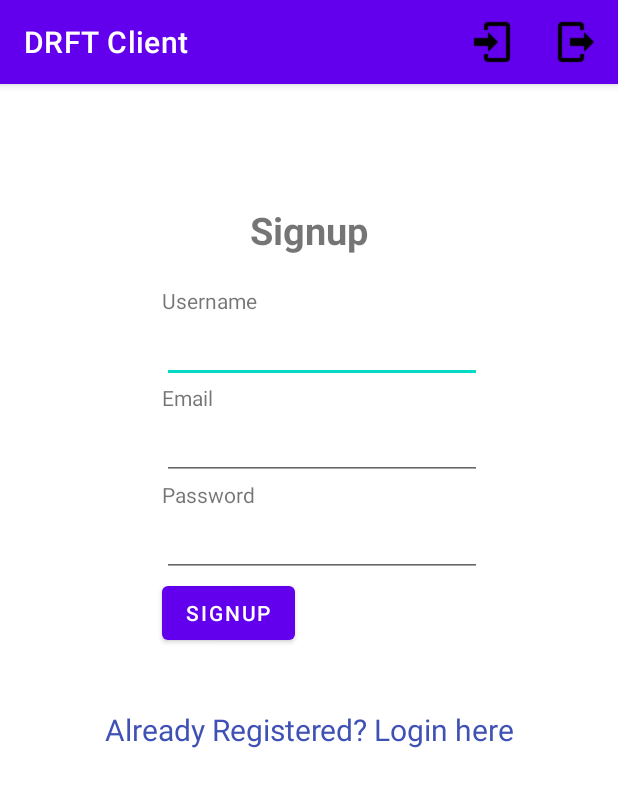
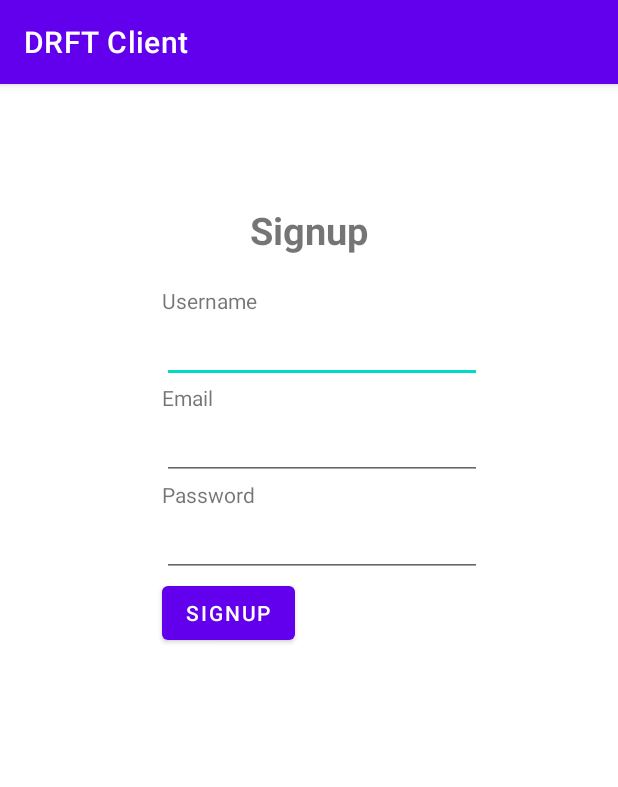
Before and after one commit to yeonsik-jeong/DRFTClient, an Android app: the LoginActivity screen opened directly, with no data from a screen before it, after a tap on "New to DRFTClient? Signup here", on a phone screen of 412 x 824 dp. Shown: the top 787 px of the screen. Run offline under Robolectric (Android 15) with nearby library versions, the phone set to English and light mode, and no system bars.

Commit message:
Update the DRFTClient project: Login/Logout Menu 03/23/2022

```diff
--- a/app/src/main/java/cse/netsys/drftclient/LoginActivity.java
+++ b/app/src/main/java/cse/netsys/drftclient/LoginActivity.java
@@ -6,6 +6,7 @@ import android.content.Intent;
 import android.os.Bundle;
 import android.text.method.LinkMovementMethod;
 import android.util.Log;
+import android.view.Menu;
 import android.view.View;
 import android.widget.Button;
 import android.widget.EditText;
@@ -51,6 +52,12 @@ public class LoginActivity extends BaseActivity {
         });
     }
 
+    @Override
+    public boolean onCreateOptionsMenu(Menu menu) {
+//        return super.onCreateOptionsMenu(menu);
+        return true;
+    }
+
     public void doLogin(LoginReq loginReq) {
         DRFTAPIService apiService = APIServiceGenerator.createService(DRFTAPIService.class, API_BASE_URL);
 
@@ -61,11 +68,10 @@ public class LoginActivity extends BaseActivity {
                 if(response.isSuccessful()) {
                     LoginResp loginResp = response.body();
                     Log.i(TAG,loginResp.getMessage() + ": " + loginResp.getUsername() + "'s Token " + loginResp.getToken());
-//                    MainActivity.setToken(loginResp.getToken());
-//                    MainActivity.getToken().set(loginResp.getToken());
-//                    MainActivity.setCurrentUsername(loginResp.getUsername());
-                    setCurrentUsername(loginResp.getUsername());
-                    mToken.set(loginResp.getToken());  // Order is important
+                    MainActivity.setCurrentUsername(loginResp.getUsername());
+                    MainActivity.getToken().set(loginResp.getToken());  // Order is important
+                    SnippetCreateActivity.getToken().set(loginResp.getToken());
+                    SnippetDetailActivity.getToken().set(loginResp.getToken());
                     finish();
                 }
             }
--- a/app/src/main/java/cse/netsys/drftclient/SignupActivity.java
+++ b/app/src/main/java/cse/netsys/drftclient/SignupActivity.java
@@ -6,6 +6,7 @@ import android.content.Intent;
 import android.os.Bundle;
 import android.text.method.LinkMovementMethod;
 import android.util.Log;
+import android.view.Menu;
 import android.view.View;
 import android.widget.Button;
 import android.widget.EditText;
@@ -42,16 +43,12 @@ public class SignupActivity extends BaseActivity {
                 doSignup(signupReq);
             }
         });
+    }
 
-        TextView tvLogin = findViewById(R.id.tvLogin);
-        tvLogin.setMovementMethod(LinkMovementMethod.getInstance());
-        tvLogin.setOnClickListener(new View.OnClickListener() {
-            @Override
-            public void onClick(View v) {
-                Intent sIntent = new Intent(getApplicationContext(), LoginActivity.class);
-                startActivity(sIntent);
-            }
-        });
+    @Override
+    public boolean onCreateOptionsMenu(Menu menu) {
+//        return super.onCreateOptionsMenu(menu);
+        return true;
     }
 
     public void doSignup(SignupReq signupReq) {
--- a/app/src/main/res/layout/activity_login.xml
+++ b/app/src/main/res/layout/activity_login.xml
@@ -49,6 +49,6 @@
         android:layout_marginTop="40dp"
         android:text="New to DRFTClient? Signup here"
         android:gravity="center"
-        android:textSize="20dp"
+        android:textSize="16dp"
         android:textColor="#3F51B5"/>
 </LinearLayout>
--- a/app/src/main/res/layout/activity_signup.xml
+++ b/app/src/main/res/layout/activity_signup.xml
@@ -54,13 +54,4 @@
         android:layout_height="wrap_content"
         android:layout_marginLeft="100dp"
         android:text="Signup" />
-    <TextView
-        android:id="@+id/tvLogin"
-        android:layout_width="match_parent"
-        android:layout_height="wrap_content"
-        android:layout_marginTop="40dp"
-        android:text="Already Registered? Login here"
-        android:gravity="center"
-        android:textSize="20dp"
-        android:textColor="#3F51B5" />
 </LinearLayout>
```
Also changed, not shown: app/src/main/java/cse/netsys/drftclient/BaseActivity.java (+7 -20 lines), app/src/main/java/cse/netsys/drftclient/MainActivity.java (+43 -14 lines), app/src/main/java/cse/netsys/drftclient/SnippetCreateActivity.java (+51 -2 lines), app/src/main/java/cse/netsys/drftclient/SnippetDetailActivity.java (+49 -11 lines), app/src/main/java/cse/netsys/drftclient/SnippetHighlightActivity.java (+7 -0 lines).
